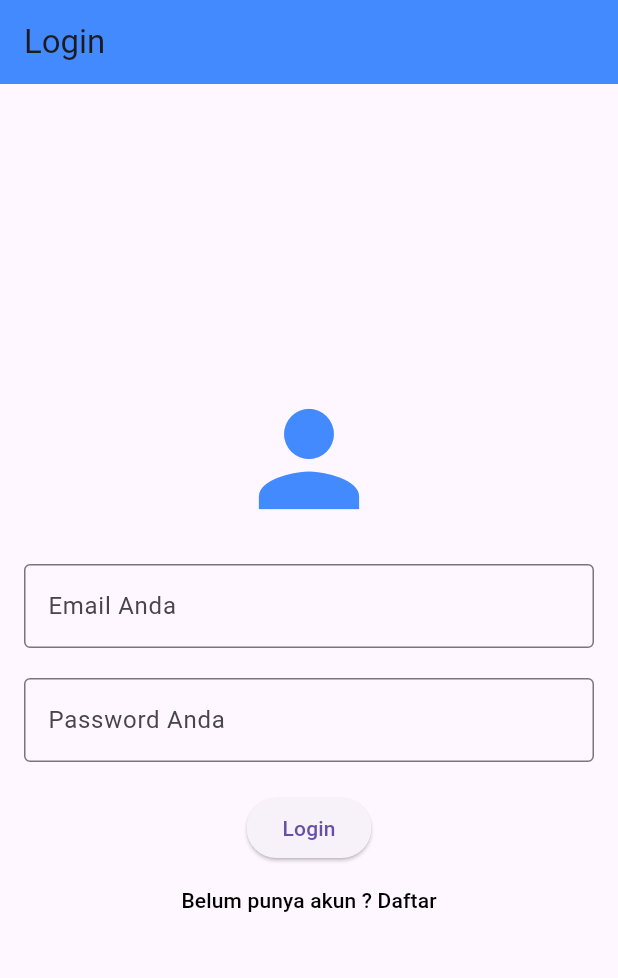
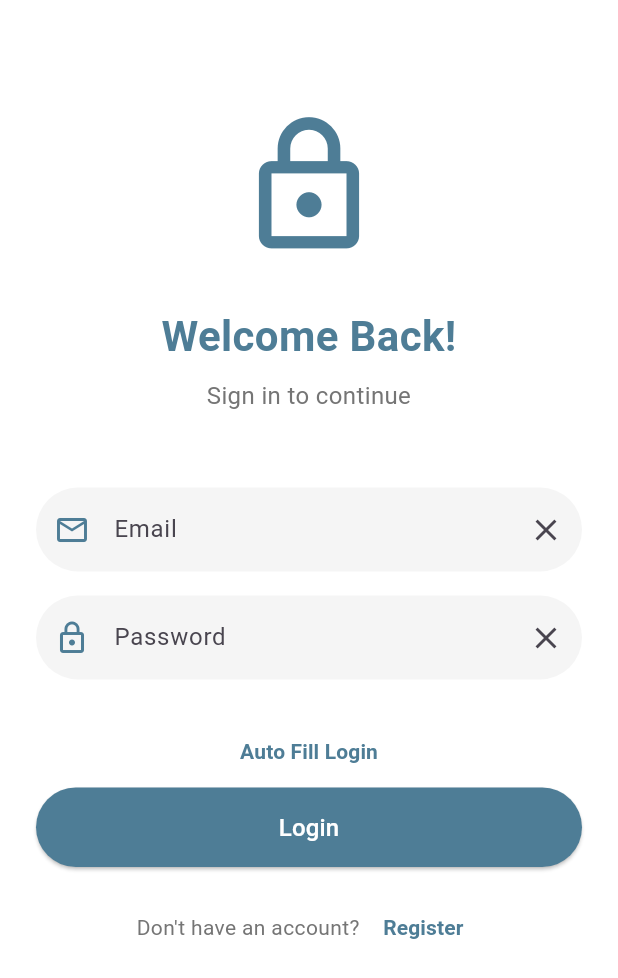
Before and after one commit to ardinaanzilia/login_apps, a Flutter app: the screen it shows after launch, on a phone screen of 412 x 824 dp. Shown: the top 978 px of the screen. Run offline on Flutter 3.47's test engine with Material 3 defaults, Android fonts, the phone set to English and light mode, and no system bars.

Commit message:
update lagi'

```diff
--- /dev/null
+++ b/lib/config/routes/routes.dart
@@ -0,0 +1,12 @@
+import 'package:flutter/material.dart';
+import '../../screens/login_screen.dart';
+import '../../screens/register_screen.dart';
+import '../../screens/home_screen.dart';
+
+class AppRoutes {
+  static Map<String, WidgetBuilder> routes = {
+    '/login': (context) => const LoginScreen(),
+    '/register': (context) => const RegisterScreen(),
+    '/home': (context) => const HomeScreen(),
+  };
+}
--- a/lib/main.dart
+++ b/lib/main.dart
@@ -1,25 +1,33 @@
 import 'package:flutter/material.dart';
-import 'package:aplikasi_login/register_login/register_page.dart';
-import 'package:aplikasi_login/register_login/login_page.dart';
+import 'config/routes/routes.dart';
 
 void main() {
-  runApp(MyApp());
+  runApp(const MyApp());
 }
 
 class MyApp extends StatelessWidget {
+  const MyApp({Key? key}) : super(key: key);
+
+  @override
   Widget build(BuildContext context) {
     return MaterialApp(
       debugShowCheckedModeBanner: false,
-      title: 'Login/Register Flutter',
+      title: 'Login UI',
       theme: ThemeData(
         primarySwatch: Colors.blue,
+        elevatedButtonTheme: ElevatedButtonThemeData(
+          style: ElevatedButton.styleFrom(
+            backgroundColor: const Color(0xFF4E7D96),
+            foregroundColor: Colors.white,
+            padding: const EdgeInsets.symmetric(horizontal: 40, vertical: 15),
+            shape: RoundedRectangleBorder(
+              borderRadius: BorderRadius.circular(30),
+            ),
+          ),
+        ),
       ),
-      initialRoute: '/',
-      routes: {
-        '/': (context) => LoginPage(),
-        '/register': (context) => RegisterPage(),
-        // '/profil' : (context)=> ProfilePage(),
-      },
+      initialRoute: '/login',
+      routes: AppRoutes.routes,
     );
   }
 }
--- a/lib/register_login/login_page.dart
+++ /dev/null
@@ -1,45 +0,0 @@
-import 'package:flutter/material.dart';
-
-class LoginPage extends StatelessWidget {
-  Widget build(BuildContext context) {
-    return Scaffold(
-      appBar: AppBar(
-        title: Text('Login'),
-        backgroundColor: Colors.blueAccent,
-      ),
-      body: Padding(
-        padding: const EdgeInsets.all(16.0),
-        child: Column(
-          mainAxisAlignment: MainAxisAlignment.center,
-          children: [
-            Icon(Icons.person, size: 100, color: Colors.blueAccent),
-            SizedBox(height: 20),
-            TextField(
-              decoration: InputDecoration(
-                  labelText: 'Email Anda', border: OutlineInputBorder()),
-            ),
-            SizedBox(height: 20),
-            TextField(
-              decoration: InputDecoration(
-                  labelText: 'Password Anda', border: OutlineInputBorder()),
-              obscureText: true,
-            ),
-            SizedBox(height: 20),
-            ElevatedButton(
-              onPressed: () {},
-              child: Text('Login'),
-            ),
-            TextButton(
-                onPressed: () {
-                  Navigator.pushNamed(context, '/register');
-                },
-                child: Text(
-                  'Belum punya akun ? Daftar',
-                  style: TextStyle(color: Colors.black),
-                ))
-          ],
-        ),
-      ),
-    );
-  }
-}
--- /dev/null
+++ b/lib/screens/login_screen.dart
@@ -0,0 +1,176 @@
+import 'package:flutter/material.dart';
+
+class LoginScreen extends StatefulWidget {
+  const LoginScreen({Key? key}) : super(key: key);
+
+  @override
+  State<LoginScreen> createState() => _LoginScreenState();
+}
+
+class _LoginScreenState extends State<LoginScreen> {
+  // Buat TextEditingController untuk mengontrol input
+  final TextEditingController _emailController = TextEditingController();
+  final TextEditingController _passwordController = TextEditingController();
+
+  // Fungsi untuk auto-fill (biar tidak ngetik untuk login,hanya untuk demo ya gais yaa)
+  void _autoFillLogin() {
+    _emailController.text =
+        "user@example.com"; // Email default (ganti terserah anda wak)
+    _passwordController.text = "password123"; // Password default
+  }
+
+  @override
+  void dispose() {
+    // Bersihkan controller ketika widget di dispose
+    _emailController.dispose();
+    _passwordController.dispose();
+    super.dispose();
+  }
+
+  @override
+  Widget build(BuildContext context) {
+    return Scaffold(
+      backgroundColor: Colors.white,
+      body: SafeArea(
+        child: SingleChildScrollView(
+          padding: const EdgeInsets.all(24.0),
+          child: Column(
+            crossAxisAlignment: CrossAxisAlignment.stretch,
+            children: [
+              const SizedBox(height: 50),
+              // Logo atau Ilustrasi
+              const Icon(
+                Icons.lock_outlined,
+                size: 100,
+                color: Color(0xFF4E7D96),
+              ),
+              const SizedBox(height: 30),
+              // Welcome Text
+              const Text(
+                'Welcome Back!',
+                textAlign: TextAlign.center,
+                style: TextStyle(
+                  fontSize: 28,
+                  fontWeight: FontWeight.bold,
+                  color: Color(0xFF4E7D96),
+                ),
+              ),
+              const SizedBox(height: 8),
+              Text(
+                'Sign in to continue',
+                textAlign: TextAlign.center,
+                style: TextStyle(
+                  fontSize: 16,
+                  color: Colors.grey[600],
+                ),
+              ),
+              const SizedBox(height: 50),
+              // Form Fields
+              TextField(
+                controller: _emailController, // Tambahkan controller
+                decoration: InputDecoration(
+                  hintText: 'Email',
+                  prefixIcon: const Icon(Icons.email_outlined,
+                      color: Color(0xFF4E7D96)),
+                  border: OutlineInputBorder(
+                    borderRadius: BorderRadius.circular(30),
+                    borderSide: BorderSide.none,
+                  ),
+                  filled: true,
+                  fillColor: Colors.grey[100],
+                  // Tambahkan suffix icon untuk clear text
+                  suffixIcon: IconButton(
+                    icon: const Icon(Icons.clear),
+                    onPressed: () => _emailController.clear(),
+                  ),
+                ),
+              ),
+              const SizedBox(height: 16),
+              TextField(
+                controller: _passwordController, // Tambahkan controller
+                obscureText: true,
+                decoration: InputDecoration(
+                  hintText: 'Password',
+                  prefixIcon:
+                      const Icon(Icons.lock_outline, color: Color(0xFF4E7D96)),
+                  border: OutlineInputBorder(
+                    borderRadius: BorderRadius.circular(30),
+                    borderSide: BorderSide.none,
+                  ),
+                  filled: true,
+                  fillColor: Colors.grey[100],
+                  // Tambahkan suffix icon untuk clear text
+                  suffixIcon: IconButton(
+                    icon: const Icon(Icons.clear),
+                    onPressed: () => _passwordController.clear(),
+                  ),
+                ),
+              ),
+              const SizedBox(height: 24),
+              // Auto-fill Button
+              TextButton(
+                onPressed: _autoFillLogin,
+                child: const Text(
+                  'Auto Fill Login',
+                  style: TextStyle(
+                    color: Color(0xFF4E7D96),
+                    fontWeight: FontWeight.bold,
+                  ),
+                ),
+              ),
+              // Login Button
+              ElevatedButton(
+                onPressed: () {
+                  // Cek kredensial sebelum navigasi
+                  if (_emailController.text.isNotEmpty &&
+                      _passwordController.text.isNotEmpty) {
+                    Navigator.pushNamedAndRemoveUntil(
+                      context,
+                      '/home',
+                      (route) => false,
+                    );
+                  } else {
+                    // Tampilkan pesan error jika form kosong
+                    ScaffoldMessenger.of(context).showSnackBar(
+                      const SnackBar(
+                        content: Text('Please fill in all fields'),
+                        backgroundColor: Colors.red,
+                      ),
+                    );
+                  }
+                },
+                child: const Text(
+                  'Login',
+                  style: TextStyle(fontSize: 16),
+                ),
+              ),
+              const SizedBox(height: 16),
+              // Register Link
+              Row(
+                mainAxisAlignment: MainAxisAlignment.center,
+                children: [
+                  Text(
+                    'Don\'t have an account? ',
+                    style: TextStyle(color: Colors.grey[600]),
+                  ),
+                  TextButton(
+                    onPressed: () {
+                      Navigator.pushNamed(context, '/register');
+                    },
+                    child: const Text(
+                      'Register',
+                      style: TextStyle(
+                        color: Color(0xFF4E7D96),
+                        fontWeight: FontWeight.bold,
+                      ),
+                    ),
+                  ),
+                ],
+              ),
+            ],
+          ),
+        ),
+      ),
+    );
+  }
+}
```
Also changed, not shown: lib/constants/colors.dart (added, +7 -0 lines), lib/register_login/register_page.dart (deleted, +0 -56 lines), lib/screens/home_screen.dart (added, +167 -0 lines), lib/screens/register_screen.dart (added, +118 -0 lines), lib/widgets/custom_textfield.dart (added, +32 -0 lines).
